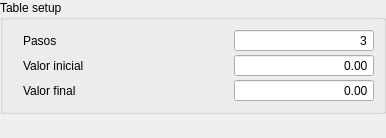
Qt form PVPlantStringSetup.ui (JavierBrana/PVPlant) before a commit.
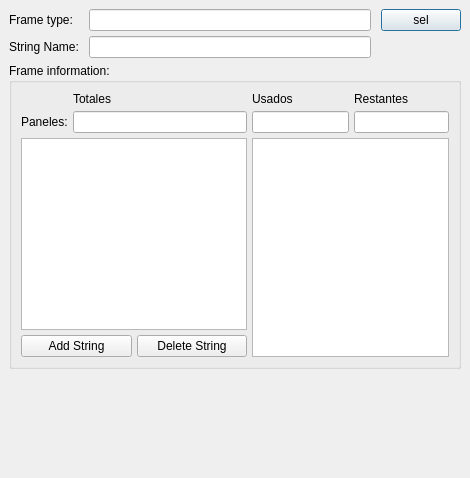
The same form after that commit.

Patch:
```diff
--- a/PVPlantStringSetup.ui
+++ b/PVPlantStringSetup.ui
@@ -6,8 +6,8 @@
    <rect>
     <x>0</x>
     <y>0</y>
-    <width>386</width>
-    <height>128</height>
+    <width>470</width>
+    <height>478</height>
    </rect>
   </property>
   <property name="windowTitle">
@@ -27,113 +27,181 @@
     <number>0</number>
    </property>
    <item>
+    <widget class="QWidget" name="widget" native="true">
+     <layout class="QGridLayout" name="gridLayout">
+      <property name="horizontalSpacing">
+       <number>10</number>
+      </property>
+      <property name="verticalSpacing">
+       <number>5</number>
+      </property>
+      <item row="0" column="1">
+       <widget class="QLineEdit" name="editFrame">
+        <property name="readOnly">
+         <bool>true</bool>
+        </property>
+       </widget>
+      </item>
+      <item row="0" column="2">
+       <widget class="QPushButton" name="buttonSelFrame">
+        <property name="text">
+         <string>sel</string>
+        </property>
+       </widget>
+      </item>
+      <item row="2" column="0" colspan="3">
     <widget class="QGroupBox" name="groupBox_2">
      <property name="title">
-      <string>Table setup</string>
+         <string>Frame information: </string>
      </property>
      <layout class="QGridLayout" name="gridLayout_3">
       <property name="leftMargin">
-       <number>20</number>
+          <number>9</number>
+         </property>
+         <property name="topMargin">
+          <number>9</number>
+         </property>
+         <property name="rightMargin">
+          <number>9</number>
+         </property>
+         <property name="bottomMargin">
+          <number>9</number>
       </property>
       <property name="spacing">
-       <number>2</number>
-      </property>
-      <item row="3" column="1">
-       <widget class="QDoubleSpinBox" name="editTo">
+          <number>5</number>
+         </property>
+         <item row="1" column="3">
+          <widget class="QLineEdit" name="editLeft">
         <property name="alignment">
          <set>Qt::AlignRight|Qt::AlignTrailing|Qt::AlignVCenter</set>
         </property>
-        <property name="buttonSymbols">
-         <enum>QAbstractSpinBox::NoButtons</enum>
-        </property>
-        <property name="maximum">
-         <double>999999.000000000000000</double>
-        </property>
-        <property name="singleStep">
-         <double>0.010000000000000</double>
-        </property>
-       </widget>
+           <property name="readOnly">
+            <bool>true</bool>
+           </property>
+          </widget>
+         </item>
+         <item row="2" column="0" colspan="2">
+          <widget class="QListWidget" name="listStrings"/>
+         </item>
+         <item row="3" column="0" colspan="2">
+          <widget class="QWidget" name="widget_2" native="true">
+           <layout class="QHBoxLayout" name="horizontalLayout">
+            <property name="spacing">
+             <number>5</number>
+            </property>
+            <property name="leftMargin">
+             <number>0</number>
+            </property>
+            <property name="topMargin">
+             <number>0</number>
+            </property>
+            <property name="rightMargin">
+             <number>0</number>
+            </property>
+            <property name="bottomMargin">
+             <number>0</number>
+            </property>
+            <item>
+             <widget class="QPushButton" name="buttonAddString">
+              <property name="text">
+               <string>Add String</string>
+              </property>
+             </widget>
+            </item>
+            <item>
+             <widget class="QPushButton" name="pushButton">
+              <property name="text">
+               <string>Delete String</string>
+              </property>
+             </widget>
+            </item>
+           </layout>
+          </widget>
+         </item>
+         <item row="2" column="2" rowspan="2" colspan="2">
+          <widget class="QListWidget" name="listModules"/>
       </item>
       <item row="1" column="1">
-       <widget class="QDoubleSpinBox" name="editFrom">
-        <property name="layoutDirection">
-         <enum>Qt::LeftToRight</enum>
-        </property>
+          <widget class="QLineEdit" name="editTotal">
         <property name="alignment">
          <set>Qt::AlignRight|Qt::AlignTrailing|Qt::AlignVCenter</set>
         </property>
-        <property name="buttonSymbols">
-         <enum>QAbstractSpinBox::NoButtons</enum>
-        </property>
-        <property name="minimum">
-         <double>-999999.000000000000000</double>
-        </property>
-        <property name="maximum">
-         <double>999999.000000000000000</double>
+           <property name="readOnly">
+            <bool>true</bool>
+           </property>
+          </widget>
+         </item>
+         <item row="1" column="2">
+          <widget class="QLineEdit" name="editUsed">
+           <property name="alignment">
+            <set>Qt::AlignRight|Qt::AlignTrailing|Qt::AlignVCenter</set>
+           </property>
+           <property name="readOnly">
+            <bool>true</bool>
         </property>
        </widget>
       </item>
-      <item row="3" column="0">
-       <widget class="QLabel" name="label_2">
+         <item row="0" column="1">
+          <widget class="QLabel" name="label_5">
         <property name="text">
-         <string>Valor final</string>
+            <string>Totales</string>
         </property>
        </widget>
       </item>
-      <item row="1" column="0">
+         <item row="0" column="2">
        <widget class="QLabel" name="label">
         <property name="text">
-         <string>Valor inicial</string>
+            <string>Usados</string>
         </property>
        </widget>
       </item>
-      <item row="0" column="0">
+         <item row="0" column="3">
+          <widget class="QLabel" name="label_2">
+           <property name="text">
+            <string>Restantes</string>
+           </property>
+          </widget>
+         </item>
+         <item row="1" column="0">
        <widget class="QLabel" name="label_4">
         <property name="text">
-         <string>Pasos</string>
+            <string>Paneles:</string>
         </property>
        </widget>
       </item>
-      <item row="0" column="1">
-       <widget class="QSpinBox" name="editSteps">
-        <property name="sizePolicy">
-         <sizepolicy hsizetype="Fixed" vsizetype="Fixed">
-          <horstretch>0</horstretch>
-          <verstretch>0</verstretch>
-         </sizepolicy>
+        </layout>
+       </widget>
+      </item>
+      <item row="3" column="0">
+       <spacer name="verticalSpacer">
+        <property name="orientation">
+         <enum>Qt::Vertical</enum>
         </property>
-        <property name="minimumSize">
+        <property name="sizeHint" stdset="0">
          <size>
-          <width>140</width>
-          <height>0</height>
+          <width>20</width>
+          <height>40</height>
          </size>
         </property>
-        <property name="alignment">
-         <set>Qt::AlignRight|Qt::AlignTrailing|Qt::AlignVCenter</set>
+       </spacer>
+      </item>
+      <item row="0" column="0">
+       <widget class="QLabel" name="label_3">
+        <property name="text">
+         <string>Frame type: </string>
         </property>
-        <property name="buttonSymbols">
-         <enum>QAbstractSpinBox::NoButtons</enum>
-        </property>
-        <property name="minimum">
-         <number>1</number>
-        </property>
-        <property name="maximum">
-         <number>60</number>
-        </property>
-        <property name="value">
-         <number>3</number>
-        </property>
        </widget>
       </item>
-     </layout>
-    </widget>
-   </item>
-   <item>
-    <widget class="QWidget" name="widget" native="true">
-     <layout class="QVBoxLayout" name="verticalLayout_2">
-      <property name="leftMargin">
-       <number>0</number>
-      </property>
+      <item row="1" column="1">
+       <widget class="QLineEdit" name="editName"/>
+      </item>
+      <item row="1" column="0">
+       <widget class="QLabel" name="label_6">
+        <property name="text">
+         <string>String Name:</string>
+        </property>
+       </widget>
+      </item>
      </layout>
     </widget>
    </item>
```
Lines whose indentation alone changed are shown as unchanged.
